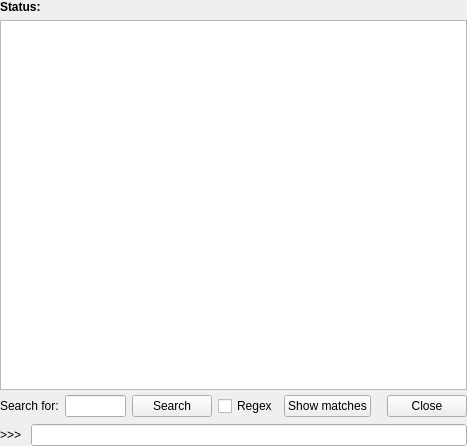
Old version of the form lib/nicos/clients/gui/panels/console.ui in the repository mlz-ictrl/nicos.
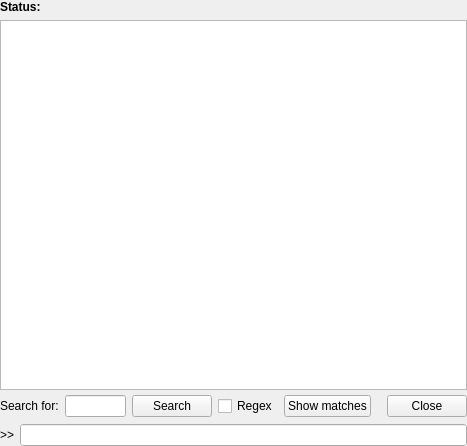
New version of the form. Icons and pictures are not drawn. Custom widgets are drawn as their Qt base class.

Commit message: gui: display current mode in console prompt

What changed in the file:
```diff
--- a/lib/nicos/clients/gui/panels/console.ui
+++ b/lib/nicos/clients/gui/panels/console.ui
@@ -194,7 +194,7 @@
       <item>
        <widget class="QLabel" name="label">
         <property name="text">
-         <string>&gt;&gt;&gt; </string>
+         <string>&gt;&gt;</string>
         </property>
         <property name="buddy">
          <cstring>commandInput</cstring>
```
The commit also changes 1 other file.
